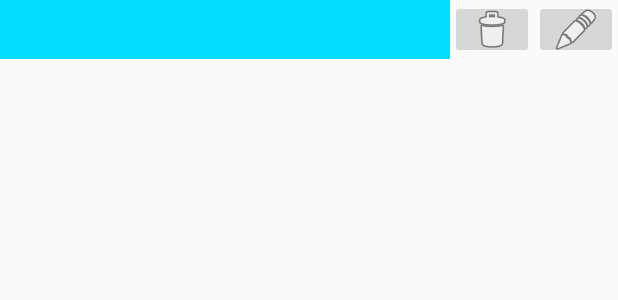
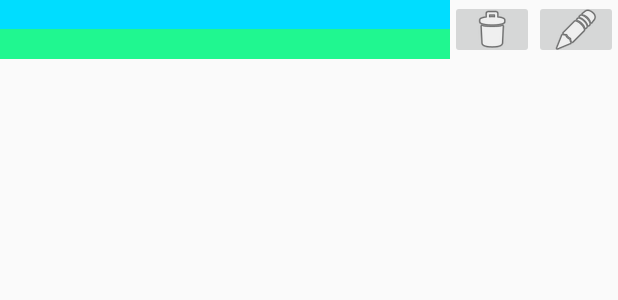
Before and after one commit to benjamin-benoit/ToDoBenjaminBenoit, an Android app: the layout item_task.xml on its own in the app's theme, with its tools: preview values and no code run, on a phone screen of 412 x 824 dp. Shown: the top 300 px of the screen. Run offline under Robolectric (Android 15) with nearby library versions, the phone set to English and light mode, and no system bars.

```diff
--- a/app/src/main/res/layout/item_task.xml
+++ b/app/src/main/res/layout/item_task.xml
@@ -22,7 +22,7 @@
         android:id="@+id/task_description"
         android:layout_width="0dp"
         android:layout_height="20dp"
-        android:background="@android:color/holo_blue_bright"
+        android:background="#20F790"
         app:layout_constraintBottom_toBottomOf="parent"
         app:layout_constraintEnd_toStartOf="@+id/deleteButton"
         app:layout_constraintHorizontal_bias="0.0"
@@ -38,7 +38,8 @@
         app:layout_constraintBottom_toBottomOf="parent"
         app:layout_constraintEnd_toStartOf="@+id/editButton"
         app:layout_constraintTop_toTopOf="parent"
-        app:srcCompat="@android:drawable/ic_menu_delete" />
+        app:srcCompat="@android:drawable/ic_menu_delete"
+        android:contentDescription="TODO" />
 
     <ImageButton
         android:id="@+id/editButton"
```
Also changed, not shown: app/src/main/res/layout/fragment_task_list.xml (+7 -2 lines).
